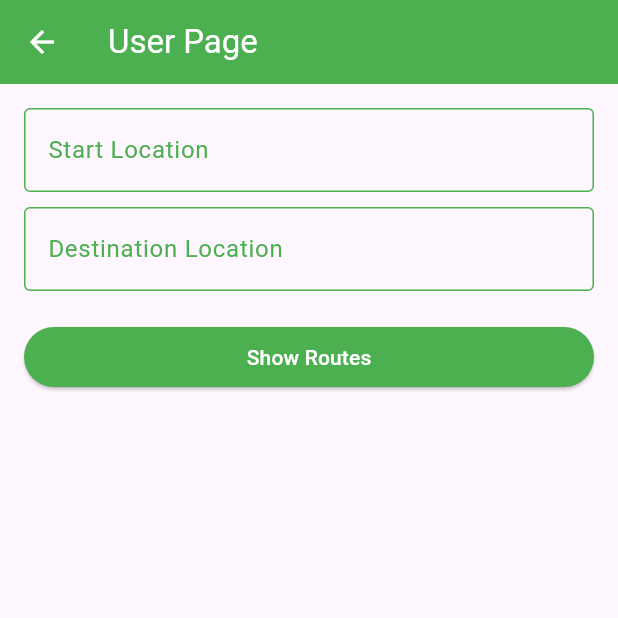
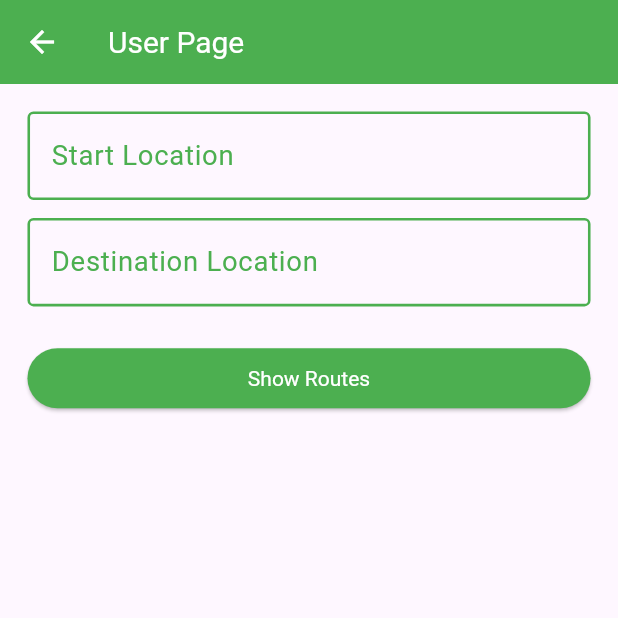
Before and after one commit to nilumahato/Marga-Darshan, a Flutter app: the screen it shows after launch, after a tap on "User", on a phone screen of 412 x 824 dp, the top half of it. Run offline on Flutter 3.47's test engine with Material 3 defaults, Android fonts, the phone set to English and light mode, and no system bars; our stand-ins replace flutter_screenutil.

```diff
--- a/lib/main.dart
+++ b/lib/main.dart
@@ -1,15 +1,51 @@
 import 'package:flutter/material.dart';
+import 'package:flutter_screenutil/flutter_screenutil.dart';
 import 'user_page.dart';
 
 void main() {
   runApp(
-    const MaterialApp(
-      debugShowCheckedModeBanner: false,
-      home: Scaffold(
-        body: MargaDarshanPage(),
-      ),
-    ),
+    const MyApp(),
   );
+}
+
+class MyApp extends StatelessWidget {
+  const MyApp({super.key});
+
+  @override
+  Widget build(BuildContext context) {
+    return ScreenUtilInit(
+      designSize: const Size(360, 690),
+      builder: (context, child) {
+        return MaterialApp(
+          debugShowCheckedModeBanner: false,
+          theme: ThemeData(
+            primaryColor: Colors.green,
+            appBarTheme: const AppBarTheme(
+              color: Colors.green,
+              titleTextStyle: TextStyle(
+                color: Colors.white,
+                fontSize: 20,
+              ),
+            ),
+            elevatedButtonTheme: ElevatedButtonThemeData(
+              style: ElevatedButton.styleFrom(
+                backgroundColor: Colors.green,
+                textStyle: const TextStyle(color: Colors.white),
+              ),
+            ),
+            textTheme: const TextTheme(
+              bodyLarge: TextStyle(color: Colors.green),
+              bodyMedium: TextStyle(color: Colors.green),
+              labelLarge: TextStyle(color: Colors.white),
+            ),
+          ),
+          home: const Scaffold(
+            body: MargaDarshanPage(),
+          ),
+        );
+      },
+    );
+  }
 }
 
 class MargaDarshanPage extends StatelessWidget {
@@ -19,17 +55,18 @@ class MargaDarshanPage extends StatelessWidget {
   Widget build(BuildContext context) {
     return Scaffold(
       appBar: AppBar(
-        title:
-            const Text("Marga Darshan", style: TextStyle(color: Colors.white)),
+        title: const Text(
+          "Marga Darshan",
+          style: TextStyle(color: Colors.white),
+        ),
         centerTitle: true,
-        backgroundColor: Colors.green,
       ),
       body: Center(
         child: Column(
           mainAxisAlignment: MainAxisAlignment.center,
           children: [
             _adminButton(context),
-            const SizedBox(height: 20),
+            SizedBox(height: 20.h),
             _userButton(context),
           ],
         ),
@@ -40,13 +77,12 @@ class MargaDarshanPage extends StatelessWidget {
   Widget _adminButton(BuildContext context) {
     return ElevatedButton(
       style: ElevatedButton.styleFrom(
-        fixedSize: const Size(300, 50),
-        backgroundColor: Colors.green,
+        fixedSize: Size(300.w, 50.h),
       ),
       onPressed: () {},
-      child: const Text(
+      child: Text(
         "Admin",
-        style: TextStyle(fontSize: 20, color: Colors.white),
+        style: TextStyle(fontSize: 20.sp, color: Colors.white),
       ),
     );
   }
@@ -54,8 +90,7 @@ class MargaDarshanPage extends StatelessWidget {
   Widget _userButton(BuildContext context) {
     return ElevatedButton(
       style: ElevatedButton.styleFrom(
-        fixedSize: const Size(300, 50),
-        backgroundColor: Colors.green,
+        fixedSize: Size(300.w, 50.h),
       ),
       onPressed: () {
         Navigator.push(
@@ -63,9 +98,9 @@ class MargaDarshanPage extends StatelessWidget {
           MaterialPageRoute(builder: (context) => const UserPage()),
         );
       },
-      child: const Text(
+      child: Text(
         "User",
-        style: TextStyle(fontSize: 20, color: Colors.white),
+        style: TextStyle(fontSize: 20.sp, color: Colors.white),
       ),
     );
   }
--- a/lib/user_page.dart
+++ b/lib/user_page.dart
@@ -1,5 +1,7 @@
 import 'package:flutter/material.dart';
+import 'package:flutter_screenutil/flutter_screenutil.dart';
 import 'choose_route_page.dart';
+
 
 class UserPage extends StatefulWidget {
   const UserPage({super.key});
@@ -21,7 +23,7 @@ class _UserPageState extends State<UserPage> {
         iconTheme: const IconThemeData(color: Colors.white),
       ),
       body: Padding(
-        padding: const EdgeInsets.all(16.0),
+        padding: EdgeInsets.all(16.0.w),
         child: Column(
           crossAxisAlignment: CrossAxisAlignment.stretch,
           children: [
@@ -33,7 +35,7 @@ class _UserPageState extends State<UserPage> {
                 });
               },
             ),
-            const SizedBox(height: 10),
+            SizedBox(height: 10.h),
             _buildLocationInput(
               labelText: 'Destination Location',
               onChanged: (value) {
@@ -42,7 +44,7 @@ class _UserPageState extends State<UserPage> {
                 });
               },
             ),
-            const SizedBox(height: 20),
+            SizedBox(height: 20.h),
             ElevatedButton(
               style: ElevatedButton.styleFrom(
                 backgroundColor: Colors.green,
@@ -76,15 +78,15 @@ class _UserPageState extends State<UserPage> {
     return TextFormField(
       onChanged: onChanged,
       cursorColor: Colors.green,
-      style: const TextStyle(color: Colors.green),
+      style: TextStyle(color: Colors.green, fontSize: 16.sp),
       decoration: InputDecoration(
         labelText: labelText,
-        labelStyle: const TextStyle(color: Colors.green),
-        focusedBorder: const OutlineInputBorder(
-          borderSide: BorderSide(color: Colors.green),
+        labelStyle: TextStyle(color: Colors.green, fontSize: 16.sp),
+        focusedBorder: OutlineInputBorder(
+          borderSide: BorderSide(color: Colors.green, width: 1.5.w),
         ),
-        enabledBorder: const OutlineInputBorder(
-          borderSide: BorderSide(color: Colors.green),
+        enabledBorder: OutlineInputBorder(
+          borderSide: BorderSide(color: Colors.green, width: 1.5.w),
         ),
       ),
     );
--- a/pubspec.yaml
+++ b/pubspec.yaml
@@ -12,6 +12,7 @@ dependencies:
     sdk: flutter
   cupertino_icons: ^1.0.2
   flutter_native_splash: ^2.3.2
+  flutter_screenutil: ^5.9.3
 
 dev_dependencies:
   flutter_test:
```
Also changed, not shown: lib/choose_route_page.dart (+9 -5 lines), lib/route_details_page.dart (+27 -18 lines), pubspec.lock.
